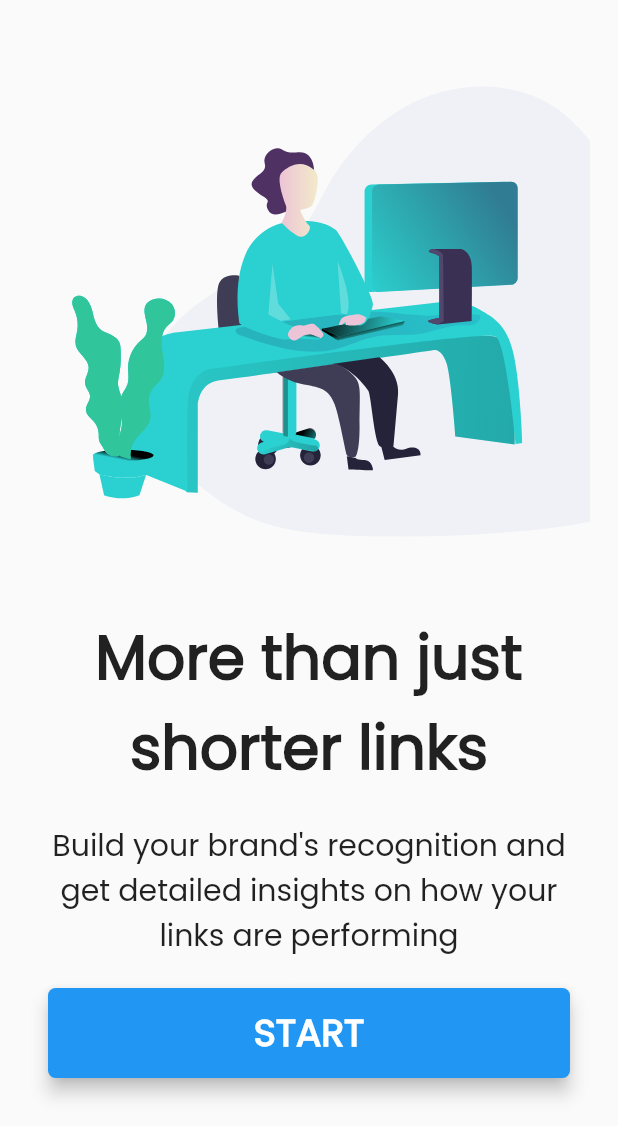
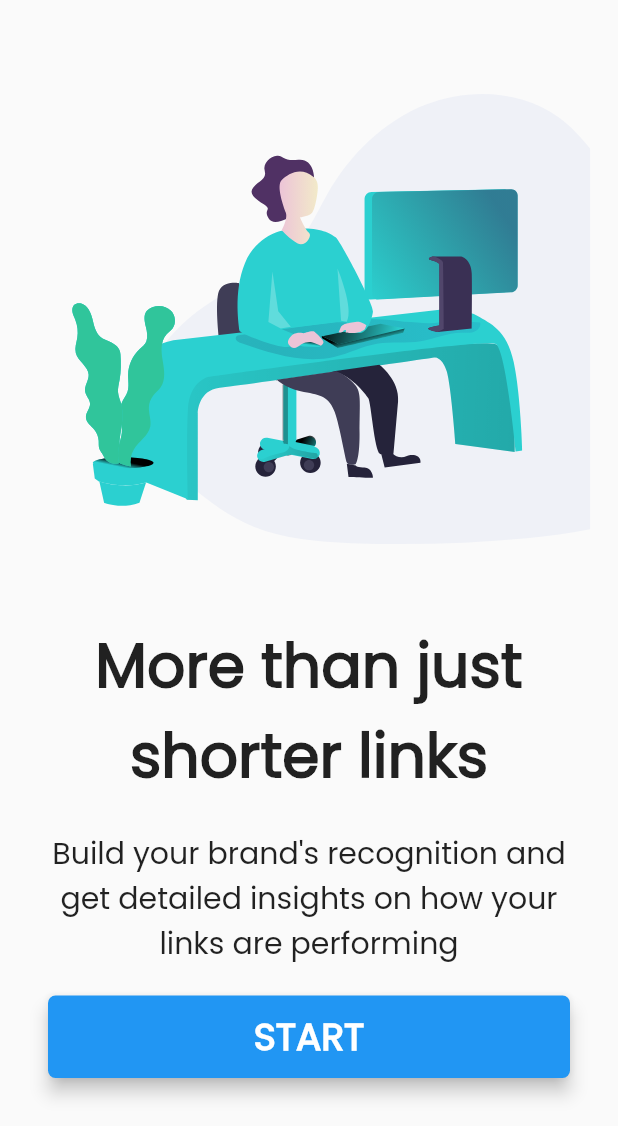
Before and after one commit to ItSNeverLate/Shortly, a Flutter app: the screen it shows after launch, on a phone screen of 412 x 824 dp, the part 110-1236 px from its top. Run offline on Flutter 3.47's test engine with Material 2 defaults, Android fonts, the phone set to English and light mode, and no system bars; our stand-ins replace flutter_svg.

Commit message:
improves Custom Button Component

```diff
--- a/shortly/lib/components/custom_button.dart
+++ b/shortly/lib/components/custom_button.dart
@@ -10,7 +10,7 @@ class CustomButton extends StatelessWidget {
   Widget build(BuildContext context) {
     return MaterialButton(
       minWidth: double.infinity,
-      height: 60.0,
+      height: 55.0,
       elevation: 5.0,
       color: Theme.of(context).primaryColor,
       shape: RoundedRectangleBorder(
```
